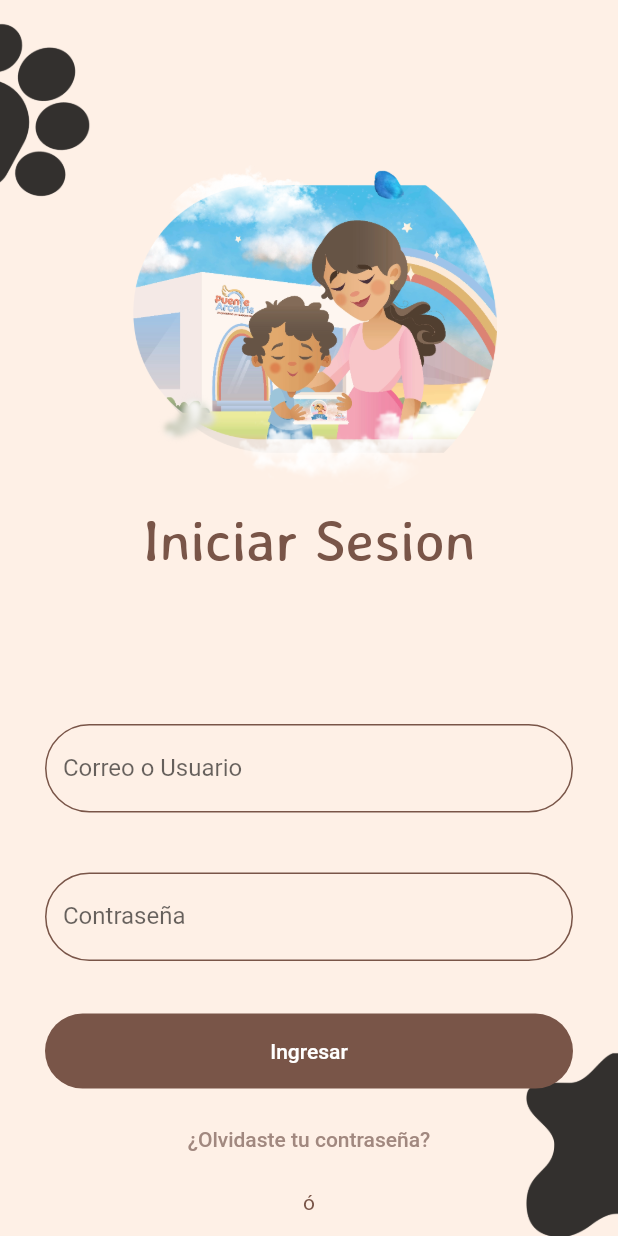
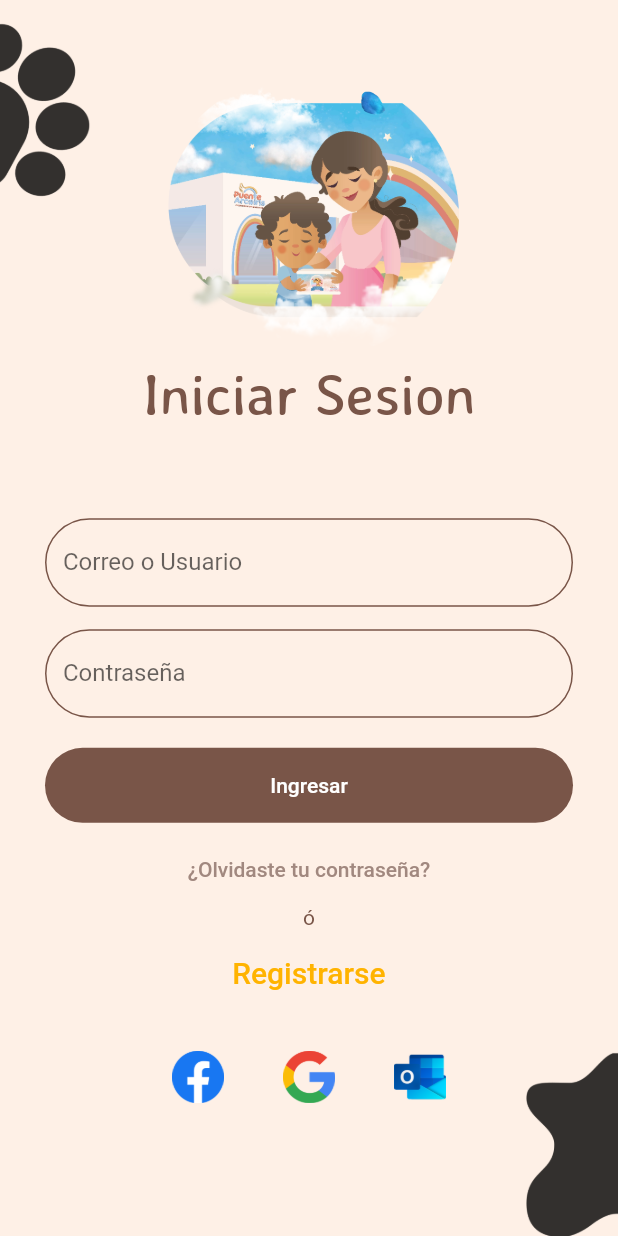
Before and after one commit to Castillo3004/Doggy, a Flutter app: the screen it shows after launch, on a phone screen of 412 x 824 dp. Run offline on Flutter 3.47's test engine with Material 2 defaults, Android fonts, the phone set to English and light mode, and no system bars.

Commit message:
Login Finalizado Frontend

```diff
--- a/lib/screens/login.dart
+++ b/lib/screens/login.dart
@@ -13,15 +13,17 @@ class LoginScreen extends StatelessWidget {
 
     final size = MediaQuery.of(context).size;
 
-    //TODO: Arreglar Imagen
     return Scaffold(
       body: Center(
+        child: SingleChildScrollView(
           child: Container(
             width: size.width,
+            height: size.height,
             decoration: const BoxDecoration(
               image: DecorationImage(
                 image: AssetImage('assets/portada-login.png'),
                 fit: BoxFit.cover,
+
               )
             ),
             child: Padding(
@@ -31,12 +33,12 @@ class LoginScreen extends StatelessWidget {
                 mainAxisAlignment: MainAxisAlignment.start,
                 children: [
                   const SizedBox(
-                  height: 100,
+                    height: 50,
                   ),
                   const Image(
                     image: AssetImage('assets/puente-arcoiris.png'),
                     fit: BoxFit.contain,
-                  width: 250,
+                    width: 200,
                     ),
                   const Text('Iniciar Sesion',
                   style: TextStyle(
@@ -46,15 +48,15 @@ class LoginScreen extends StatelessWidget {
                   ),
                   ),
                   const SizedBox(
-                  height: 100,
+                    height: 60,
                   ),
                   const CustomInputField(labelText: 'Correo o Usuario', hintText: 'Correo o Usuario',keyboardType: TextInputType.emailAddress,),
                   const SizedBox(
-                  height: 40,
+                    height: 15,
                   ),
                   const CustomInputField(labelText: 'Contraseña', hintText: 'Contraseña', obscureText: true,),
                   const SizedBox(
-                  height: 35,
+                    height: 20,
                   ),
                   ElevatedButton(
                     child: const SizedBox(
@@ -67,7 +69,7 @@ class LoginScreen extends StatelessWidget {
                     },
                   ),
                   const SizedBox(
-                  height: 10,
+                    height: 7,
                   ),
                   TextButton(
                     child: Text('¿Olvidaste tu contraseña?',
@@ -75,14 +77,11 @@ class LoginScreen extends StatelessWidget {
                     ),
                     onPressed: (){}
                   ),
-                const SizedBox(
-                  height: 10,
-                ),
                   const Text(
                     'ó', style: TextStyle(color: Colors.brown)
                   ),
                   const SizedBox(
-                  height: 20,
+                    height: 5,
                   ),
                   TextButton(
                     child: Text(
@@ -94,7 +93,7 @@ class LoginScreen extends StatelessWidget {
                     onPressed: (){}
                   ),
                   const SizedBox(
-                  height: 60,
+                    height: 20,
                   ),
                   Row(
                     mainAxisAlignment: MainAxisAlignment.center,
@@ -105,27 +104,27 @@ class LoginScreen extends StatelessWidget {
                         const Image(
                           image: AssetImage('assets/Facebook.png'),
                           fit: BoxFit.cover,
-                        height: 40,
+                          height: 35,
                         ),
                       ),
-                    const SizedBox( width: 20),
+                      const SizedBox( width: 10),
                       TextButton(
                         onPressed: (){},
                         child:
                         const Image(
                           image: AssetImage('assets/Google.png'),
                           fit: BoxFit.cover,
-                        height: 40,
+                          height: 35,
                         ),
                       ),
-                    const SizedBox( width: 20),
+                      const SizedBox( width: 10),
                       TextButton(
                         onPressed: (){},
                         child:
                         const Image(
                           image: AssetImage('assets/Outlook.png'),
                           fit: BoxFit.cover,
-                        height: 40,
+                          height: 35,
                         ),
                       )
                     ],
@@ -134,6 +133,7 @@ class LoginScreen extends StatelessWidget {
               ),
             ),
           ),
+        ),
 
       ),
     );
```
Lines whose indentation alone changed are shown as unchanged.
